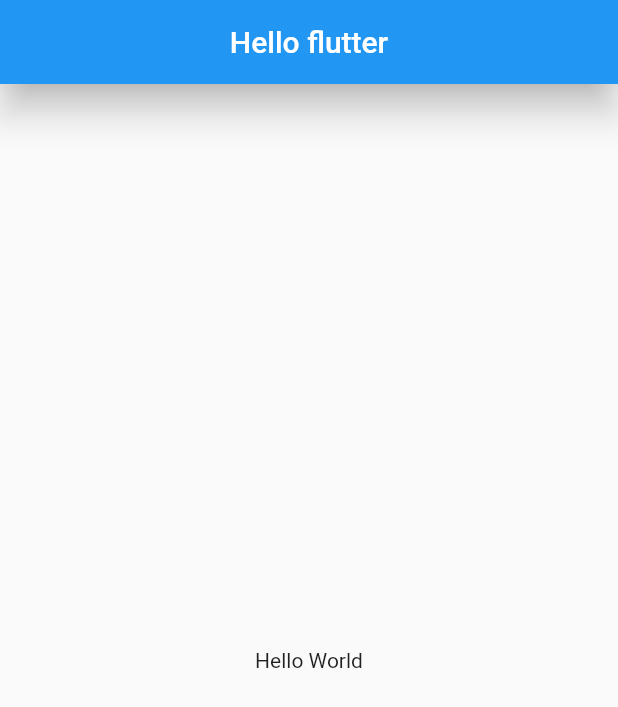
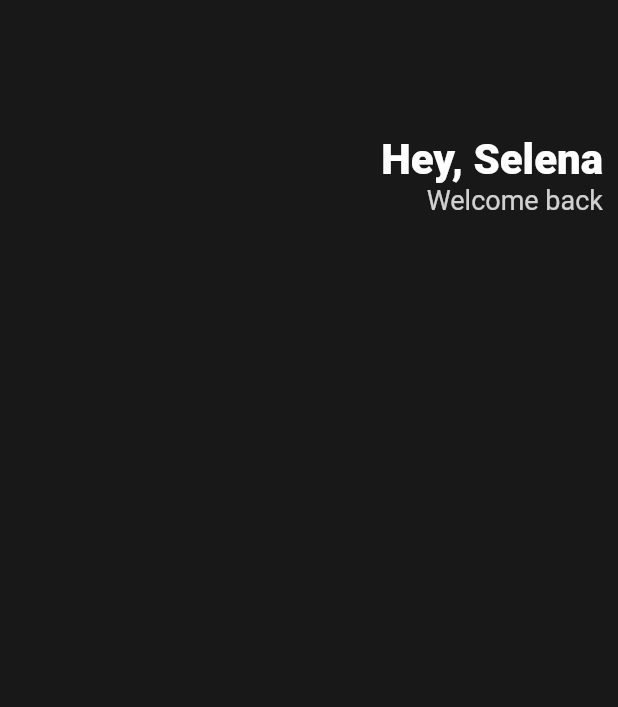
Before and after one commit to kth4249/toonflix, a Flutter app: the screen it shows after launch, on a phone screen of 412 x 824 dp. Shown: the top 707 px of the screen. Run offline on Flutter 3.47's test engine with Material 2 defaults, Android fonts, the phone set to English and light mode, and no system bars.

Commit message:
3. ui challenge start

```diff
--- a/lib/main.dart
+++ b/lib/main.dart
@@ -1,6 +1,14 @@
 import 'package:flutter/material.dart';
 
+class Player {
+  String? name;
+
+  Player({this.name});
+}
+
 void main() {
+  var taehun = Player(name: 'taehun');
+
   runApp(App());
 }
 
@@ -9,13 +17,39 @@ class App extends StatelessWidget {
   Widget build(BuildContext context) {
     return MaterialApp(
       home: Scaffold(
-        appBar: AppBar(
-          elevation: 10,
-          centerTitle: true,
-          title: const Text("Hello flutter"),
-        ),
-        body: const Center(
-          child: Text("Hello World"),
+        backgroundColor: const Color(0xFF181818),
+        body: Padding(
+          padding: const EdgeInsets.all(10),
+          child: Column(
+            children: [
+              const SizedBox(
+                height: 80,
+              ),
+              Row(
+                mainAxisAlignment: MainAxisAlignment.end,
+                children: [
+                  Column(
+                    crossAxisAlignment: CrossAxisAlignment.end,
+                    children: [
+                      const Text(
+                        'Hey, Selena',
+                        style: TextStyle(
+                          color: Colors.white,
+                          fontSize: 28,
+                          fontWeight: FontWeight.w800,
+                        ),
+                      ),
+                      Text(
+                        'Welcome back',
+                        style: TextStyle(
+                            color: Colors.white.withOpacity(0.8), fontSize: 18),
+                      ),
+                    ],
+                  )
+                ],
+              )
+            ],
+          ),
         ),
       ),
     );
```
